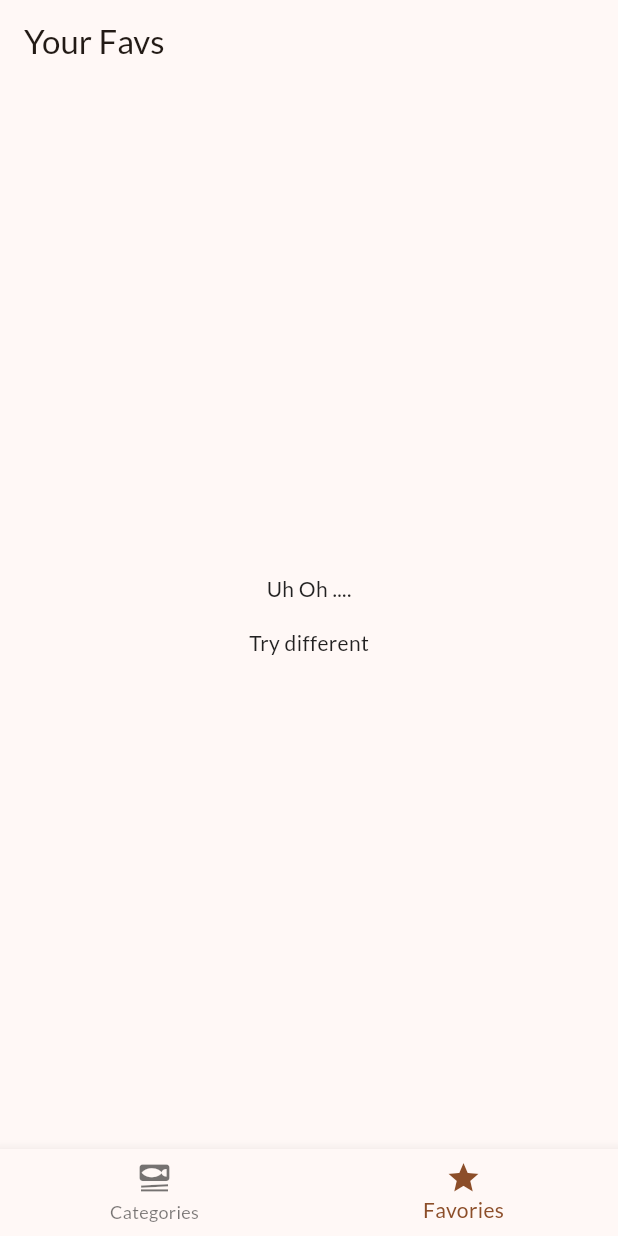
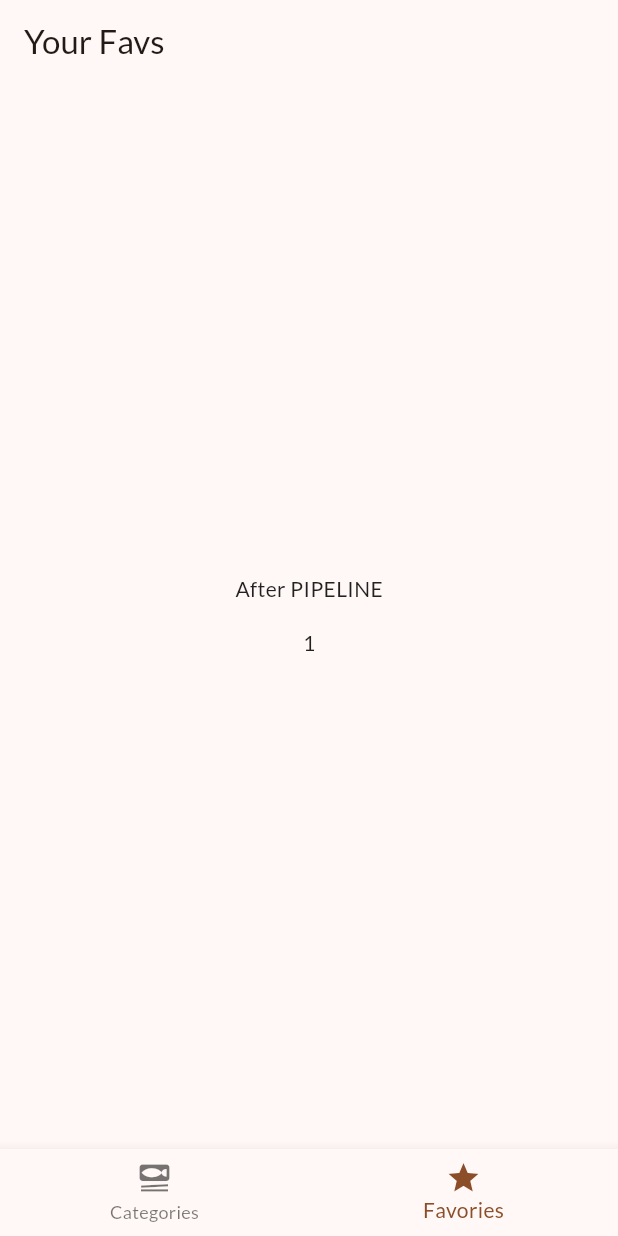
Before and after one commit to mdateeq7607/meal-cicd, a Flutter app: the screen it shows after launch, item 2 of the bottom bar chosen, on a phone screen of 412 x 824 dp. Run offline on Flutter 3.47's test engine with Material 2 defaults, Android fonts, the phone set to English and light mode, and no system bars; our stand-ins replace google_fonts, transparent_image.

Commit message:
After Pipeline 1

```diff
--- a/lib/screens/meals.dart
+++ b/lib/screens/meals.dart
@@ -44,9 +44,9 @@ class MealsScreen extends StatelessWidget {
         child: Column(
           mainAxisSize: MainAxisSize.min,
           children: const [
-            Text('Uh Oh ....'),
+            Text('After PIPELINE'),
             SizedBox(height: 16),
-            Text('Try different'),
+            Text('1'),
           ],
         ),
       );
```
Also changed, not shown: 2 other files.
